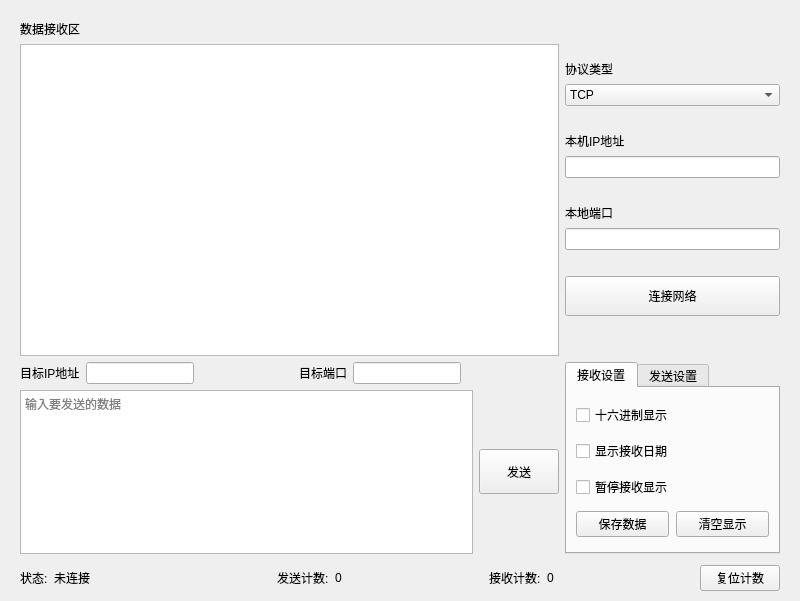
Qt form UI/MainWindowUI.ui (muziing/NetAssist_PyQt) before a commit.
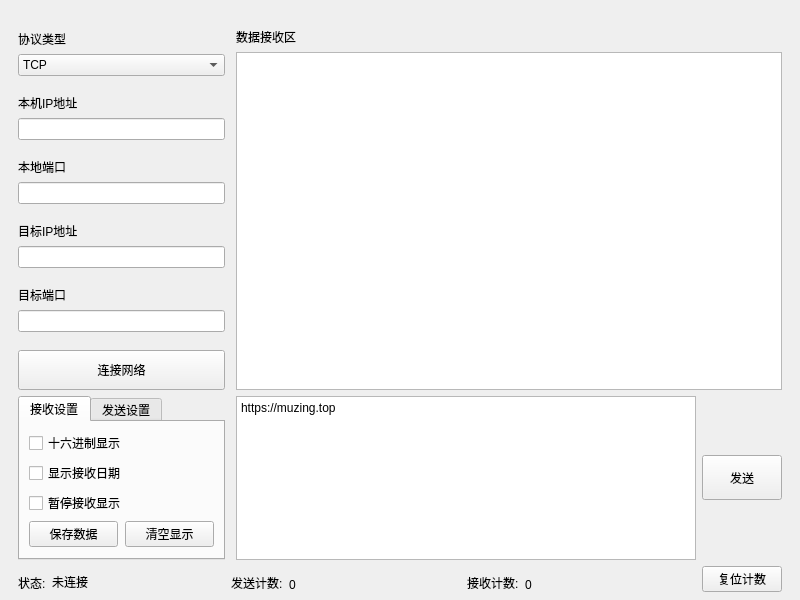
The same form after that commit. Icons and pictures are not drawn. Custom widgets are drawn as their Qt base class.

Commit message: 改变外观

Diff of the .ui file:
```diff
--- a/UI/MainWindowUI.ui
+++ b/UI/MainWindowUI.ui
@@ -7,19 +7,19 @@
     <x>0</x>
     <y>0</y>
     <width>800</width>
-    <height>601</height>
+    <height>600</height>
    </rect>
   </property>
   <property name="minimumSize">
    <size>
     <width>600</width>
-    <height>450</height>
+    <height>500</height>
    </size>
   </property>
   <property name="maximumSize">
    <size>
-    <width>1000</width>
-    <height>750</height>
+    <width>2100</width>
+    <height>1800</height>
    </size>
   </property>
   <property name="windowTitle">
@@ -29,30 +29,30 @@
    <iconset resource="resources.qrc">
     <normaloff>:/img/Icons/Network.png</normaloff>:/img/Icons/Network.png</iconset>
   </property>
-  <layout class="QGridLayout" name="gridLayout_2" rowstretch="7,4,1" columnstretch="5,2">
+  <layout class="QGridLayout" name="gridLayout" columnstretch="3,8" rowminimumheight="9,5,0">
    <property name="leftMargin">
-    <number>20</number>
+    <number>18</number>
    </property>
    <property name="topMargin">
-    <number>20</number>
+    <number>18</number>
    </property>
    <property name="rightMargin">
-    <number>20</number>
+    <number>18</number>
    </property>
    <property name="bottomMargin">
-    <number>10</number>
+    <number>8</number>
    </property>
-   <item row="0" column="1">
+   <item row="0" column="0">
     <layout class="QVBoxLayout" name="verticalLayout">
      <item>
-      <spacer name="verticalSpacer_3">
+      <spacer name="verticalSpacer_7">
        <property name="orientation">
         <enum>Qt::Vertical</enum>
        </property>
        <property name="sizeHint" stdset="0">
         <size>
          <width>20</width>
-         <height>60</height>
+         <height>40</height>
         </size>
        </property>
       </spacer>
@@ -62,6 +62,9 @@
        <property name="text">
         <string>协议类型</string>
        </property>
+       <property name="alignment">
+        <set>Qt::AlignBottom|Qt::AlignLeading|Qt::AlignLeft</set>
+       </property>
        <property name="buddy">
         <cstring>ProtocolTypeComboBox</cstring>
        </property>
@@ -82,7 +85,7 @@
       </widget>
      </item>
      <item>
-      <spacer name="verticalSpacer_5">
+      <spacer name="verticalSpacer">
        <property name="orientation">
         <enum>Qt::Vertical</enum>
        </property>
@@ -99,6 +102,9 @@
        <property name="text">
         <string>本机IP地址</string>
        </property>
+       <property name="alignment">
+        <set>Qt::AlignBottom|Qt::AlignLeading|Qt::AlignLeft</set>
+       </property>
        <property name="buddy">
         <cstring>MyHostAddrLineEdit</cstring>
        </property>
@@ -109,6 +115,9 @@
        <property name="inputMask">
         <string/>
        </property>
+       <property name="alignment">
+        <set>Qt::AlignLeading|Qt::AlignLeft|Qt::AlignVCenter</set>
+       </property>
        <property name="readOnly">
         <bool>true</bool>
        </property>
@@ -132,6 +141,9 @@
        <property name="text">
         <string>本地端口</string>
        </property>
+       <property name="alignment">
+        <set>Qt::AlignBottom|Qt::AlignLeading|Qt::AlignLeft</set>
+       </property>
        <property name="buddy">
         <cstring>MyPortLineEdit</cstring>
        </property>
@@ -145,10 +157,85 @@
        <property name="maxLength">
         <number>5</number>
        </property>
+       <property name="alignment">
+        <set>Qt::AlignLeading|Qt::AlignLeft|Qt::AlignVCenter</set>
+       </property>
       </widget>
      </item>
      <item>
-      <spacer name="verticalSpacer">
+      <spacer name="verticalSpacer_5">
+       <property name="orientation">
+        <enum>Qt::Vertical</enum>
+       </property>
+       <property name="sizeHint" stdset="0">
+        <size>
+         <width>20</width>
+         <height>40</height>
+        </size>
+       </property>
+      </spacer>
+     </item>
+     <item>
+      <widget class="QLabel" name="label_4">
+       <property name="text">
+        <string>目标IP地址</string>
+       </property>
+       <property name="alignment">
+        <set>Qt::AlignBottom|Qt::AlignLeading|Qt::AlignLeft</set>
+       </property>
+       <property name="buddy">
+        <cstring>TargetIPLineEdit</cstring>
+       </property>
+      </widget>
+     </item>
+     <item>
+      <widget class="IPv4AddrLineEdit" name="TargetIPLineEdit">
+       <property name="maxLength">
+        <number>15</number>
+       </property>
+       <property name="alignment">
+        <set>Qt::AlignLeading|Qt::AlignLeft|Qt::AlignVCenter</set>
+       </property>
+      </widget>
+     </item>
+     <item>
+      <spacer name="verticalSpacer_3">
+       <property name="orientation">
+        <enum>Qt::Vertical</enum>
+       </property>
+       <property name="sizeHint" stdset="0">
+        <size>
+         <width>20</width>
+         <height>40</height>
+        </size>
+       </property>
+      </spacer>
+     </item>
+     <item>
+      <widget class="QLabel" name="label_6">
+       <property name="text">
+        <string>目标端口</string>
+       </property>
+       <property name="alignment">
+        <set>Qt::AlignBottom|Qt::AlignLeading|Qt::AlignLeft</set>
+       </property>
+       <property name="buddy">
+        <cstring>TargetPortLineEdit</cstring>
+       </property>
+      </widget>
+     </item>
+     <item>
+      <widget class="PortLineEdit" name="TargetPortLineEdit">
+       <property name="maxLength">
+        <number>5</number>
+       </property>
+       <property name="alignment">
+        <set>Qt::AlignLeading|Qt::AlignLeft|Qt::AlignVCenter</set>
+       </property>
+      </widget>
+     </item>
+     <item>
+      <spacer name="verticalSpacer_2">
        <property name="orientation">
         <enum>Qt::Vertical</enum>
        </property>
@@ -190,22 +277,51 @@
        </property>
       </widget>
      </item>
+    </layout>
+   </item>
+   <item row="0" column="1">
+    <layout class="QVBoxLayout" name="verticalLayout_4">
+     <property name="leftMargin">
+      <number>5</number>
+     </property>
+     <property name="topMargin">
+      <number>10</number>
+     </property>
+     <property name="rightMargin">
+      <number>0</number>
+     </property>
+     <property name="bottomMargin">
+      <number>0</number>
+     </property>
      <item>
-      <spacer name="verticalSpacer_2">
-       <property name="orientation">
-        <enum>Qt::Vertical</enum>
+      <widget class="QLabel" name="ReceiveLabel">
+       <property name="sizePolicy">
+        <sizepolicy hsizetype="Preferred" vsizetype="Preferred">
+         <horstretch>0</horstretch>
+         <verstretch>0</verstretch>
+        </sizepolicy>
        </property>
-       <property name="sizeHint" stdset="0">
-        <size>
-         <width>20</width>
-         <height>60</height>
-        </size>
+       <property name="text">
+        <string>数据接收区</string>
        </property>
-      </spacer>
+       <property name="alignment">
+        <set>Qt::AlignBottom|Qt::AlignLeading|Qt::AlignLeft</set>
+       </property>
+       <property name="wordWrap">
+        <bool>false</bool>
+       </property>
+      </widget>
      </item>
+     <item>
+      <widget class="QPlainTextEdit" name="ReceivePlainTextEdit">
+       <property name="readOnly">
+        <bool>true</bool>
+       </property>
+      </widget>
+     </item>
     </layout>
    </item>
-   <item row="1" column="1">
+   <item row="1" column="0">
     <widget class="QTabWidget" name="send_receive_setting">
      <property name="currentIndex">
       <number>0</number>
@@ -334,17 +450,29 @@
      </widget>
     </widget>
    </item>
-   <item row="1" column="0">
-    <layout class="QGridLayout" name="gridLayout">
-     <item row="1" column="0">
+   <item row="1" column="1">
+    <layout class="QHBoxLayout" name="horizontalLayout">
+     <property name="leftMargin">
+      <number>5</number>
+     </property>
+     <item>
       <widget class="QPlainTextEdit" name="SendPlainTextEdit">
+       <property name="plainText">
+        <string>https://muzing.top</string>
+       </property>
        <property name="placeholderText">
         <string>输入要发送的数据</string>
        </property>
       </widget>
      </item>
-     <item row="1" column="1">
+     <item>
       <widget class="QPushButton" name="SendButton">
+       <property name="sizePolicy">
+        <sizepolicy hsizetype="Minimum" vsizetype="Fixed">
+         <horstretch>0</horstretch>
+         <verstretch>0</verstretch>
+        </sizepolicy>
+       </property>
        <property name="minimumSize">
         <size>
          <width>0</width>
@@ -353,7 +481,7 @@
        </property>
        <property name="maximumSize">
         <size>
-         <width>16777215</width>
+         <width>80</width>
          <height>45</height>
         </size>
        </property>
@@ -362,111 +490,30 @@
        </property>
       </widget>
      </item>
-     <item row="0" column="0" colspan="2">
-      <layout class="QHBoxLayout" name="horizontalLayout">
-       <item>
-        <widget class="QLabel" name="label_4">
-         <property name="text">
-          <string>目标IP地址</string>
-         </property>
-         <property name="buddy">
-          <cstring>TargetIPLineEdit</cstring>
-         </property>
-        </widget>
-       </item>
-       <item>
-        <widget class="IPv4AddrLineEdit" name="TargetIPLineEdit">
-         <property name="maxLength">
-          <number>15</number>
-         </property>
-        </widget>
-       </item>
-       <item>
-        <spacer name="horizontalSpacer_2">
-         <property name="orientation">
-          <enum>Qt::Horizontal</enum>
-         </property>
-         <property name="sizeHint" stdset="0">
-          <size>
-           <width>40</width>
-           <height>20</height>
-          </size>
-         </property>
-        </spacer>
-       </item>
-       <item>
-        <widget class="QLabel" name="label_6">
-         <property name="text">
-          <string>目标端口</string>
-         </property>
-         <property name="buddy">
-          <cstring>TargetPortLineEdit</cstring>
-         </property>
-        </widget>
-       </item>
-       <item>
-        <widget class="PortLineEdit" name="TargetPortLineEdit">
-         <property name="maxLength">
-          <number>5</number>
-         </property>
-        </widget>
-       </item>
-       <item>
-        <spacer name="horizontalSpacer_5">
-         <property name="orientation">
-          <enum>Qt::Horizontal</enum>
-         </property>
-         <property name="sizeHint" stdset="0">
-          <size>
-           <width>40</width>
-           <height>20</height>
-          </size>
-         </property>
-        </spacer>
-       </item>
-      </layout>
-     </item>
-    </layout>
-   </item>
-   <item row="0" column="0">
-    <layout class="QVBoxLayout" name="verticalLayout_4">
-     <item>
-      <widget class="QLabel" name="ReceiveLabel">
-       <property name="text">
-        <string>数据接收区</string>
-       </property>
-      </widget>
-     </item>
-     <item>
-      <widget class="QPlainTextEdit" name="ReceivePlainTextEdit">
-       <property name="readOnly">
-        <bool>true</bool>
-       </property>
-      </widget>
-     </item>
-    </layout>
-   </item>
-   <item row="2" column="0" colspan="2">
-    <layout class="QHBoxLayout" name="horizontalLayout_5">
-     <property name="topMargin">
-      <number>5</number>
-     </property>
-     <property name="bottomMargin">
-      <number>0</number>
-     </property>
-     <item>
-      <layout class="QHBoxLayout" name="horizontalLayout_3">
+    </layout>
+   </item>
+   <item row="2" column="0">
+    <layout class="QHBoxLayout" name="horizontalLayout_3" stretch="0,1,0">
        <item>
         <widget class="QLabel" name="label_7">
+       <property name="sizePolicy">
+        <sizepolicy hsizetype="Preferred" vsizetype="Preferred">
+         <horstretch>0</horstretch>
+         <verstretch>0</verstretch>
+        </sizepolicy>
+       </property>
          <property name="text">
           <string>状态:</string>
          </property>
+       <property name="alignment">
+        <set>Qt::AlignBottom|Qt::AlignLeading|Qt::AlignLeft</set>
+       </property>
         </widget>
        </item>
        <item>
         <widget class="QLabel" name="StateLabel">
          <property name="sizePolicy">
-          <sizepolicy hsizetype="Fixed" vsizetype="Fixed">
+        <sizepolicy hsizetype="Fixed" vsizetype="Preferred">
            <horstretch>0</horstretch>
            <verstretch>0</verstretch>
           </sizepolicy>
@@ -486,30 +533,36 @@
          <property name="text">
           <string>未连接</string>
          </property>
-        </widget>
-       </item>
-      </layout>
-     </item>
+       <property name="alignment">
+        <set>Qt::AlignBottom|Qt::AlignLeading|Qt::AlignLeft</set>
+       </property>
+      </widget>
+     </item>
      <item>
+      <spacer name="horizontalSpacer_2">
+       <property name="orientation">
+        <enum>Qt::Horizontal</enum>
+       </property>
+       <property name="sizeHint" stdset="0">
+        <size>
+         <width>40</width>
+         <height>20</height>
+        </size>
+       </property>
+      </spacer>
+     </item>
+    </layout>
+   </item>
+   <item row="2" column="1">
       <layout class="QHBoxLayout" name="horizontalLayout_4">
-       <item>
-        <spacer name="horizontalSpacer_4">
-         <property name="orientation">
-          <enum>Qt::Horizontal</enum>
-         </property>
-         <property name="sizeHint" stdset="0">
-          <size>
-           <width>40</width>
-           <height>20</height>
-          </size>
-         </property>
-        </spacer>
-       </item>
        <item>
         <widget class="QLabel" name="label_9">
          <property name="text">
           <string>发送计数:</string>
          </property>
+       <property name="alignment">
+        <set>Qt::AlignBottom|Qt::AlignLeading|Qt::AlignLeft</set>
+       </property>
         </widget>
        </item>
        <item>
@@ -536,7 +589,7 @@
           <string>0</string>
          </property>
          <property name="alignment">
-          <set>Qt::AlignLeading|Qt::AlignLeft|Qt::AlignVCenter</set>
+        <set>Qt::AlignBottom|Qt::AlignLeading|Qt::AlignLeft</set>
          </property>
          <property name="textInteractionFlags">
           <set>Qt::LinksAccessibleByMouse|Qt::TextSelectableByMouse</set>
@@ -561,6 +614,9 @@
          <property name="text">
           <string>接收计数:</string>
          </property>
+       <property name="alignment">
+        <set>Qt::AlignBottom|Qt::AlignLeading|Qt::AlignLeft</set>
+       </property>
         </widget>
        </item>
        <item>
@@ -587,7 +643,7 @@
           <string>0</string>
          </property>
          <property name="alignment">
-          <set>Qt::AlignLeading|Qt::AlignLeft|Qt::AlignVCenter</set>
+        <set>Qt::AlignBottom|Qt::AlignLeading|Qt::AlignLeft</set>
          </property>
          <property name="textInteractionFlags">
           <set>Qt::LinksAccessibleByMouse|Qt::TextSelectableByMouse</set>
@@ -613,8 +669,6 @@
           <string>复位计数</string>
          </property>
         </widget>
-       </item>
-      </layout>
      </item>
     </layout>
    </item>
```
Lines whose indentation alone changed are shown as unchanged. The commit also changes 1 other file.
